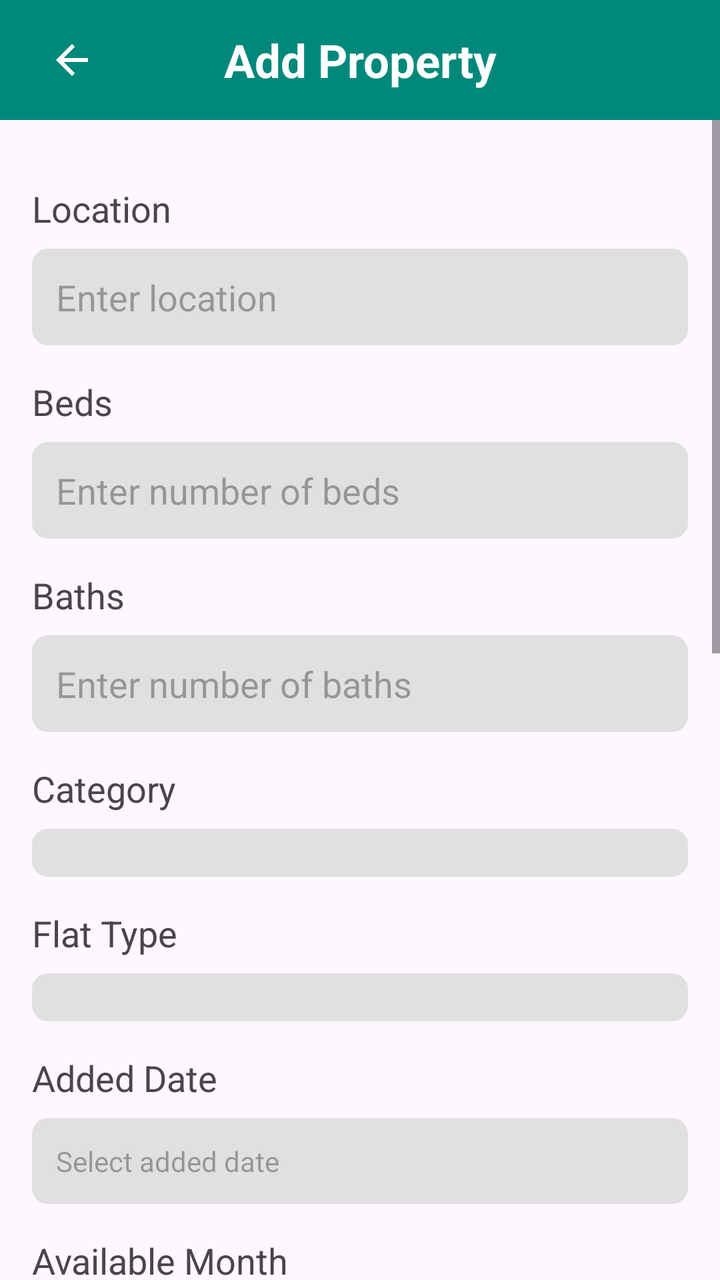
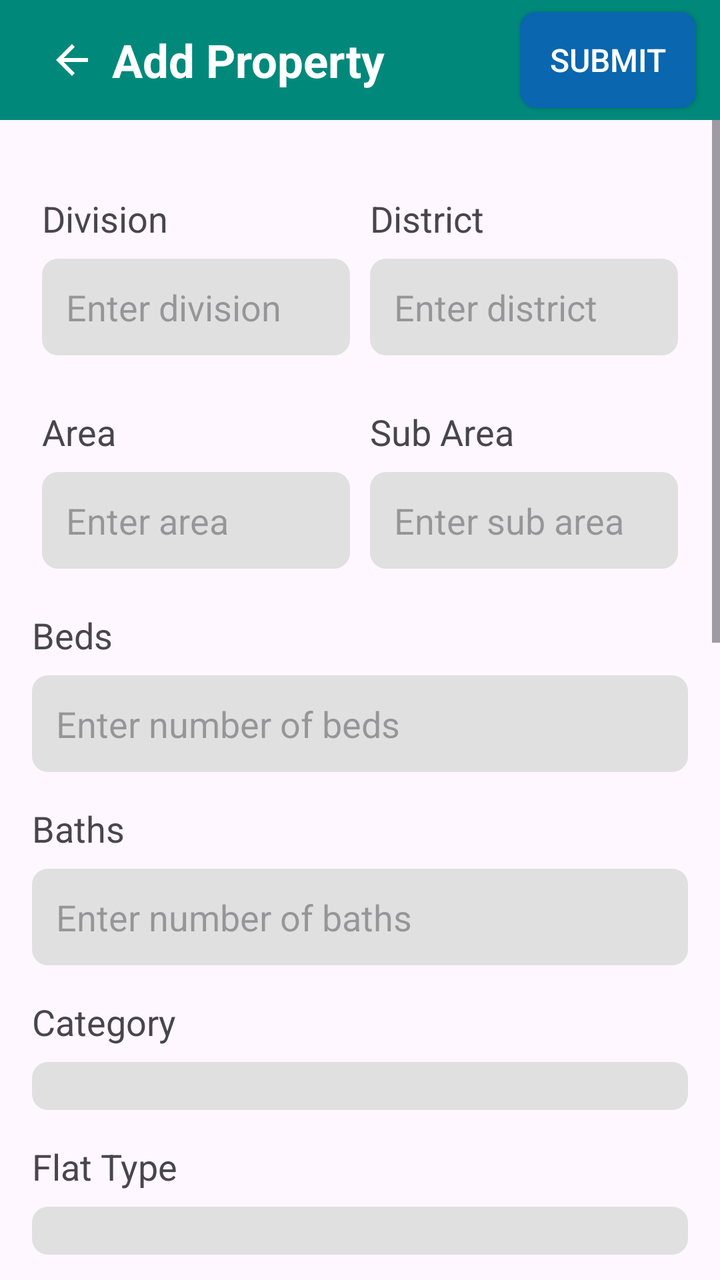

An Android layout rendered at two revisions. The XML below is the earlier revision; the diff shows what the commit changed to produce the second picture.
<!-- AndroidManifest.xml: application theme Theme.BasaKhuji -->
<!-- res/layout/activity_add_property.xml -->
<?xml version="1.0" encoding="utf-8"?>
<LinearLayout
    xmlns:android="http://schemas.android.com/apk/res/android"
    android:layout_width="match_parent"
    android:layout_height="match_parent"
    android:orientation="vertical">

    
    <androidx.appcompat.widget.Toolbar
        android:id="@+id/toolbar"
        android:layout_width="match_parent"
        android:layout_height="60dp"
        android:background="#00897B"
        android:elevation="4dp"
        android:theme="@style/ThemeOverlay.AppCompat.Dark.ActionBar"
        android:popupTheme="@style/ThemeOverlay.AppCompat.Light">

        
        <ImageView
            android:id="@+id/backButton"
            android:layout_width="wrap_content"
            android:layout_height="wrap_content"
            android:src="@drawable/ic_back"
            android:layout_gravity="start"
            android:padding="8dp"
            android:contentDescription="Back" />

        <TextView
            android:id="@+id/textAfterBackButton"
            android:layout_width="wrap_content"
            android:layout_height="wrap_content"
            android:text="Add Property"
            android:textSize="23sp"
            android:textStyle="bold"
            android:layout_gravity="center"
            android:textColor="@android:color/white"/>

    </androidx.appcompat.widget.Toolbar>

<ScrollView
    android:layout_width="match_parent"
    android:layout_height="match_parent"
    xmlns:tools="http://schemas.android.com/tools">
<RelativeLayout
    android:layout_width="match_parent"
    android:layout_height="match_parent"
    android:padding="16dp">

    
    <TextView
        android:id="@+id/locationLabel"
        android:layout_width="wrap_content"
        android:layout_height="wrap_content"
        android:text="Location"
        android:textSize="18sp"
        android:layout_marginTop="16dp"/>

    <EditText
        android:id="@+id/locationEditText"
        android:layout_width="match_parent"
        android:layout_height="wrap_content"
        android:layout_below="@id/locationLabel"
        android:layout_marginTop="8dp"
        android:hint="Enter location"
        android:inputType="text"
        android:background="@drawable/edit_text_background"
        android:padding="12dp"/>

    
    <TextView
        android:id="@+id/bedsLabel"
        android:layout_width="wrap_content"
        android:layout_height="wrap_content"
        android:text="Beds"
        android:textSize="18sp"
        android:layout_below="@id/locationEditText"
        android:layout_marginTop="16dp"/>

    <EditText
        android:id="@+id/bedsEditText"
        android:layout_width="match_parent"
        android:layout_height="wrap_content"
        android:layout_below="@id/bedsLabel"
        android:layout_marginTop="8dp"
        android:hint="Enter number of beds"
        android:inputType="number"
        android:background="@drawable/edit_text_background"
        android:padding="12dp"/>

    
    <TextView
        android:id="@+id/bathsLabel"
        android:layout_width="wrap_content"
        android:layout_height="wrap_content"
        android:text="Baths"
        android:textSize="18sp"
        android:layout_below="@id/bedsEditText"
        android:layout_marginTop="16dp"/>

    <EditText
        android:id="@+id/bathsEditText"
        android:layout_width="match_parent"
        android:layout_height="wrap_content"
        android:layout_below="@id/bathsLabel"
        android:layout_marginTop="8dp"
        android:hint="Enter number of baths"
        android:inputType="number"
        android:background="@drawable/edit_text_background"
        android:padding="12dp"/>

    
    <TextView
        android:id="@+id/categoryLabel"
        android:layout_width="wrap_content"
        android:layout_height="wrap_content"
        android:text="Category"
        android:textSize="18sp"
        android:layout_below="@id/bathsEditText"
        android:layout_marginTop="16dp"/>

    <Spinner
        android:id="@+id/categorySpinner"
        android:layout_width="match_parent"
        android:layout_height="wrap_content"
        android:layout_below="@id/categoryLabel"
        android:layout_marginTop="8dp"
        android:background="@drawable/edit_text_background"
        android:padding="12dp"/>

    
    <TextView
        android:id="@+id/flatTypeLabel"
        android:layout_width="wrap_content"
        android:layout_height="wrap_content"
        android:text="Flat Type"
        android:textSize="18sp"
        android:layout_below="@id/categorySpinner"
        android:layout_marginTop="16dp"
        />

    <Spinner
        android:id="@+id/flatTypeSpinner"
        android:layout_width="match_parent"
        android:layout_height="wrap_content"
        android:layout_below="@id/flatTypeLabel"
        android:layout_marginTop="8dp"
        android:background="@drawable/edit_text_background"
        android:padding="12dp"
        />

    
    <TextView
        android:id="@+id/addedDateLabel"
        android:layout_width="wrap_content"
        android:layout_height="wrap_content"
        android:text="Added Date"
        android:textSize="18sp"
        android:layout_below="@id/flatTypeSpinner"
        android:layout_marginTop="16dp"/>

    <TextView
        android:id="@+id/addedDateTextView"
        android:layout_width="match_parent"
        android:layout_height="wrap_content"
        android:layout_below="@id/addedDateLabel"
        android:layout_marginTop="8dp"
        android:background="@drawable/edit_text_background"
        android:padding="12dp"
        android:hint="Select added date"
        android:clickable="true"
        android:focusable="false" />

    
    <TextView
        android:id="@+id/availableMonthLabel"
        android:layout_width="wrap_content"
        android:layout_height="wrap_content"
        android:text="Available Month"
        android:textSize="18sp"
        android:layout_below="@id/addedDateTextView"
        android:layout_marginTop="16dp"/>

    <Spinner
        android:id="@+id/availableMonthSpinner"
        android:layout_width="match_parent"
        android:layout_height="wrap_content"
        android:layout_below="@id/availableMonthLabel"
        android:layout_marginTop="8dp"
        android:background="@drawable/edit_text_background"
        android:padding="12dp"/>


    
    <TextView
        android:id="@+id/priceLabel"
        android:layout_width="wrap_content"
        android:layout_height="wrap_content"
        android:text="Price"
        android:textSize="18sp"
        android:layout_below="@id/availableMonthSpinner"
        android:layout_marginTop="16dp"/>

    <EditText
        android:layout_width="match_parent"
        android:layout_height="wrap_content"
        android:id="@+id/priceEditText"
        android:layout_marginTop="8dp"
        android:hint="Enter price"
        android:inputType="number"
        android:layout_below="@+id/priceLabel"
        android:background="@drawable/edit_text_background"
        android:padding="12dp"/>

    
    <TextView
        android:id="@+id/descriptionLabel"
        android:layout_width="wrap_content"
        android:layout_height="wrap_content"
        android:text="Description"
        android:textSize="18sp"
        android:layout_below="@id/priceEditText"
        android:layout_marginTop="16dp"/>

    <EditText
        android:id="@+id/descriptionEditText"
        android:layout_width="match_parent"
        android:layout_height="wrap_content"
        android:layout_below="@id/descriptionLabel"
        android:layout_marginTop="8dp"
        android:hint="Enter description"
        android:inputType="textMultiLine"
        android:minLines="3"
        android:background="@drawable/edit_text_background"
        android:padding="12dp"/>

    
    <TextView
        android:id="@+id/imageUploadLabel"
        android:layout_width="wrap_content"
        android:layout_height="wrap_content"
        android:text="Upload Images"
        android:textSize="18sp"
        android:layout_below="@id/descriptionEditText"
        android:layout_marginTop="16dp"/>

    <Button
        android:id="@+id/imageUploadButton"
        android:layout_width="wrap_content"
        android:layout_height="wrap_content"
        android:text="Choose Images"
        android:layout_below="@id/imageUploadLabel"
        android:layout_marginTop="8dp"/>

    
    <LinearLayout
        android:id="@+id/imagePreviewLayout"
        android:layout_width="match_parent"
        android:layout_height="wrap_content"
        android:layout_below="@id/imageUploadButton"
        android:layout_marginTop="8dp"
        android:orientation="horizontal"
        >

        <ImageView
            android:id="@+id/imagePreview"
            android:layout_width="match_parent"
            android:layout_height="200dp"
            android:src="@mipmap/ic_launcher_round"
            tools:ignore="ContentDescription" />

        
        

    </LinearLayout>

    
    <Button
        android:id="@+id/submitButton"
        android:layout_width="wrap_content"
        android:layout_height="wrap_content"
        android:layout_below="@id/imagePreviewLayout"
        android:layout_marginLeft="150dp"
        android:layout_marginTop="38dp"
        android:background="@drawable/button_background"
        android:gravity="center"
        android:padding="12dp"
        android:text="Submit"
        android:textColor="#FFFFFF"
        android:textSize="16sp" />


</RelativeLayout>
</ScrollView>
</LinearLayout>
<!-- resources referenced by this layout -->
<resources>
  <!-- drawable button_background (drawable) -->
  <?xml version="1.0" encoding="utf-8"?>
  <shape xmlns:android="http://schemas.android.com/apk/res/android"
      android:shape="rectangle">
  
      <corners android:radius="8dp" />
  
      <solid android:color="#0966AF" />
  
      <padding
          android:left="12dp"
          android:top="12dp"
          android:right="12dp"
          android:bottom="12dp" />
  
  </shape>
  <!-- drawable edit_text_background (drawable) -->
  <?xml version="1.0" encoding="utf-8"?>
  <shape xmlns:android="http://schemas.android.com/apk/res/android"
      android:shape="rectangle">
  
      <solid android:color="#E0E0E0" />
  
      <corners android:radius="8dp" />
  
      <padding
          android:left="12dp"
          android:top="12dp"
          android:right="12dp"
          android:bottom="12dp" />
  
  </shape>
  <!-- drawable ic_back (drawable) -->
  <vector android:autoMirrored="true" android:height="24dp"
      android:tint="#FFFFFF" android:viewportHeight="24"
      android:viewportWidth="24" android:width="24dp" xmlns:android="http://schemas.android.com/apk/res/android">
      <path android:fillColor="@android:color/white" android:pathData="M20,11H7.83l5.59,-5.59L12,4l-8,8 8,8 1.41,-1.41L7.83,13H20v-2z"/>
  </vector>
  <!-- mipmap ic_launcher_round (mipmap-anydpi-v26) -->
  <?xml version="1.0" encoding="utf-8"?>
  <adaptive-icon xmlns:android="http://schemas.android.com/apk/res/android">
      <background android:drawable="@drawable/ic_launcher_background"/>
      <foreground android:drawable="@mipmap/ic_launcher_foreground"/>
  </adaptive-icon>
  <style name="Theme.BasaKhuji" parent="Base.Theme.BasaKhuji" />
  <!-- drawable ic_launcher_background: vector/xml drawable (drawable, 4866 chars, omitted) -->
  <style name="Base.Theme.BasaKhuji" parent="Theme.Material3.DayNight.NoActionBar">
          
          
      </style>
</resources>

<!-- the commit's change to res/layout/activity_add_property.xml (unified diff, before → after) -->
@@ -32,8 +32,19 @@
             android:text="Add Property"
             android:textSize="23sp"
             android:textStyle="bold"
-            android:layout_gravity="center"
+            android:layout_gravity=""
             android:textColor="@android:color/white"/>
+
+        <androidx.appcompat.widget.AppCompatButton
+            android:id="@+id/submitButton"
+            android:layout_width="wrap_content"
+            android:layout_height="wrap_content"
+            android:background="@drawable/button_background"
+            android:layout_gravity="end"
+            android:layout_marginEnd="12dp"
+            android:text="Submit"
+            android:textColor="#FFFFFF"
+            android:textSize="16sp" />
 
     </androidx.appcompat.widget.Toolbar>
 
@@ -46,25 +57,137 @@
     android:layout_height="match_parent"
     android:padding="16dp">
 
-    
-    <TextView
-        android:id="@+id/locationLabel"
-        android:layout_width="wrap_content"
-        android:layout_height="wrap_content"
-        android:text="Location"
-        android:textSize="18sp"
-        android:layout_marginTop="16dp"/>
-
-    <EditText
-        android:id="@+id/locationEditText"
-        android:layout_width="match_parent"
-        android:layout_height="wrap_content"
-        android:layout_below="@id/locationLabel"
-        android:layout_marginTop="8dp"
-        android:hint="Enter location"
-        android:inputType="text"
-        android:background="@drawable/edit_text_background"
-        android:padding="12dp"/>
+    <LinearLayout
+        android:id="@+id/dd"
+        android:layout_width="match_parent"
+        android:layout_height="wrap_content"
+        android:orientation="horizontal"
+        android:weightSum="2">
+
+        
+        <LinearLayout
+            android:layout_width="0dp"
+            android:layout_height="wrap_content"
+            android:layout_weight="1"
+            android:padding="5dp"
+            android:orientation="vertical">
+
+            <TextView
+                android:id="@+id/divisionLabel"
+                android:layout_width="wrap_content"
+                android:layout_height="wrap_content"
+                android:text="Division"
+                android:textSize="18sp"
+                android:layout_marginTop="16dp"/>
+
+            <EditText
+                android:id="@+id/divisionEditText"
+                android:layout_width="match_parent"
+                android:layout_height="wrap_content"
+                android:layout_marginTop="8dp"
+                android:hint="Enter division"
+                android:inputType="text"
+                android:background="@drawable/edit_text_background"
+                android:padding="12dp"/>
+
+        </LinearLayout>
+
+        
+        <LinearLayout
+            android:layout_width="0dp"
+            android:layout_height="wrap_content"
+            android:layout_weight="1"
+            android:padding="5dp"
+            android:orientation="vertical">
+
+            <TextView
+                android:id="@+id/districtLabel"
+                android:layout_width="wrap_content"
+                android:layout_height="wrap_content"
+                android:text="District"
+                android:textSize="18sp"
+                android:layout_marginTop="16dp"/>
+
+            <EditText
+                android:id="@+id/districtEditText"
+                android:layout_width="match_parent"
+                android:layout_height="wrap_content"
+                android:layout_marginTop="8dp"
+                android:hint="Enter district"
+                android:inputType="text"
+                android:background="@drawable/edit_text_background"
+                android:padding="12dp"/>
+
+        </LinearLayout>
+
+    </LinearLayout>
+
+    <LinearLayout
+        android:id="@+id/area"
+        android:layout_below="@+id/dd"
+        android:layout_width="match_parent"
+        android:layout_height="wrap_content"
+        android:orientation="horizontal"
+        android:weightSum="2">
+
+        
+        <LinearLayout
+            android:layout_width="0dp"
+            android:layout_height="wrap_content"
+            android:layout_weight="1"
+            android:padding="5dp"
+            android:orientation="vertical">
+
+            <TextView
+                android:id="@+id/areaLabel"
+                android:layout_width="wrap_content"
+                android:layout_height="wrap_content"
+                android:text="Area"
+                android:textSize="18sp"
+                android:layout_marginTop="16dp"/>
+
+            <EditText
+                android:id="@+id/areaEditText"
+                android:layout_width="match_parent"
+                android:layout_height="wrap_content"
+                android:layout_marginTop="8dp"
+                android:hint="Enter area"
+                android:inputType="text"
+                android:background="@drawable/edit_text_background"
+                android:padding="12dp"/>
+
+        </LinearLayout>
+
+        
+        <LinearLayout
+            android:layout_width="0dp"
+            android:layout_height="wrap_content"
+            android:layout_weight="1"
+            android:padding="5dp"
+            android:orientation="vertical">
+
+            <TextView
+                android:id="@+id/subAreaLabel"
+                android:layout_width="wrap_content"
+                android:layout_height="wrap_content"
+                android:text="Sub Area"
+                android:textSize="18sp"
+                android:layout_marginTop="16dp"/>
+
+            <EditText
+                android:id="@+id/subAreaEditText"
+                android:layout_width="match_parent"
+                android:layout_height="wrap_content"
+                android:layout_marginTop="8dp"
+                android:hint="Enter sub area"
+                android:inputType="text"
+                android:background="@drawable/edit_text_background"
+                android:padding="12dp"/>
+
+        </LinearLayout>
+
+    </LinearLayout>
+
 
     
     <TextView
@@ -73,7 +196,7 @@
         android:layout_height="wrap_content"
         android:text="Beds"
         android:textSize="18sp"
-        android:layout_below="@id/locationEditText"
+        android:layout_below="@id/area"
         android:layout_marginTop="16dp"/>
 
     <EditText
@@ -268,25 +391,8 @@
             android:src="@mipmap/ic_launcher_round"
             tools:ignore="ContentDescription" />
 
-        
-        
 
     </LinearLayout>
-
-    
-    <Button
-        android:id="@+id/submitButton"
-        android:layout_width="wrap_content"
-        android:layout_height="wrap_content"
-        android:layout_below="@id/imagePreviewLayout"
-        android:layout_marginLeft="150dp"
-        android:layout_marginTop="38dp"
-        android:background="@drawable/button_background"
-        android:gravity="center"
-        android:padding="12dp"
-        android:text="Submit"
-        android:textColor="#FFFFFF"
-        android:textSize="16sp" />
 
 
 </RelativeLayout>
